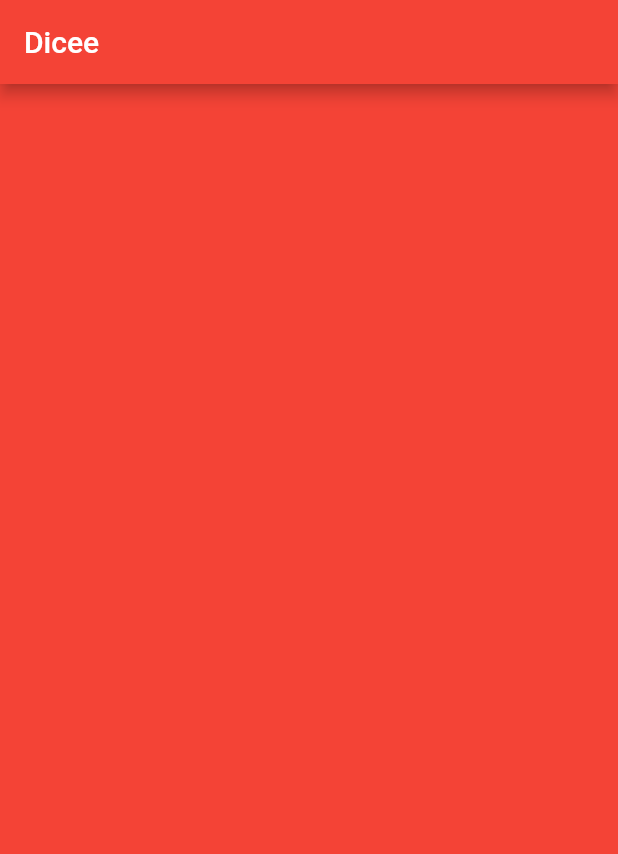
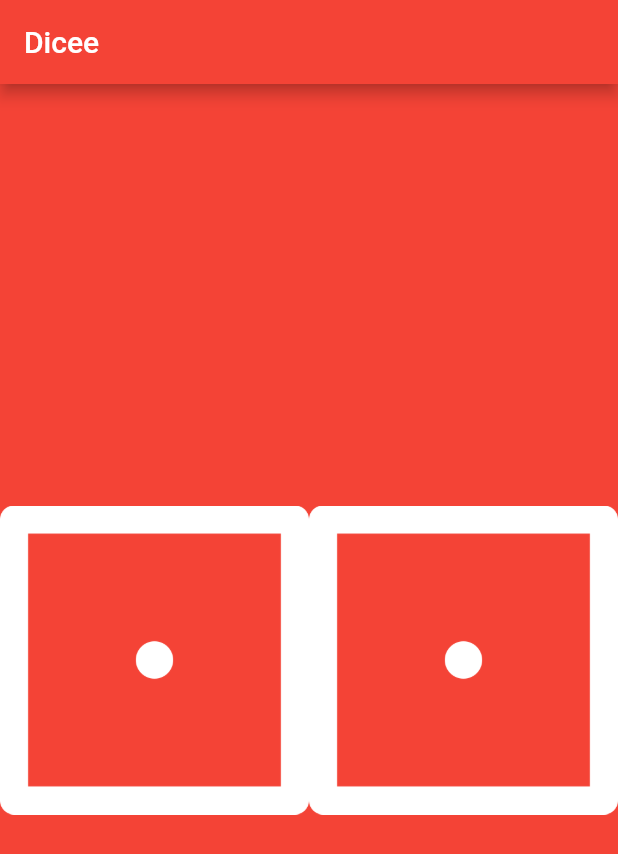
Before and after one commit to Terrence-Beckham/dicee_app, a Flutter app: the screen it shows after launch, on a phone screen of 412 x 824 dp. Shown: the top 854 px of the screen. Run offline on Flutter 3.47's test engine with Material 2 defaults, Android fonts, the phone set to English and light mode, and no system bars.

Commit message:
Added and centered dice image widgets

```diff
--- a/lib/main.dart
+++ b/lib/main.dart
@@ -15,11 +15,21 @@ void main() {
   );
 }
 
-//This is a test of git
 // ignore: use_key_in_widget_constructors
 class DicePage extends StatelessWidget {
   @override
   Widget build(BuildContext context) {
-    return Container();
+    return Center(
+      child: Row(
+        children: [
+          Expanded(
+            child: Image.asset('images/dice1.png'),
+          ),
+          Expanded(
+            child: Image.asset('images/dice1.png'),
+          ),
+        ],
+      ),
+    );
   }
 }
```
Also changed, not shown: 1 other file.
